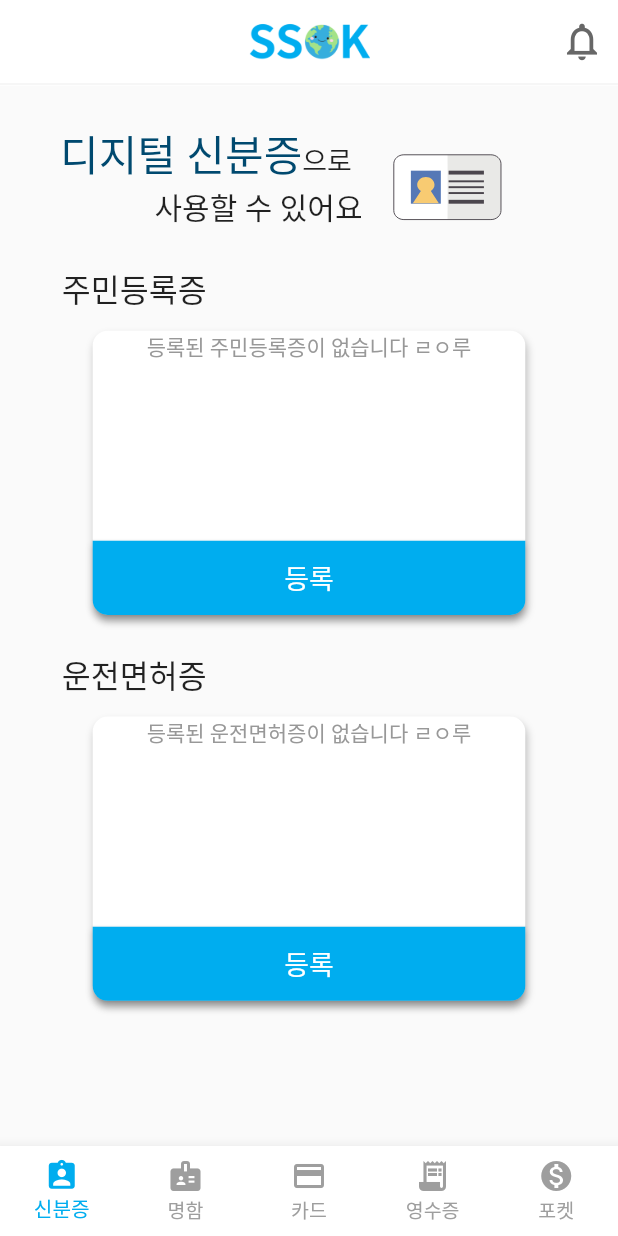
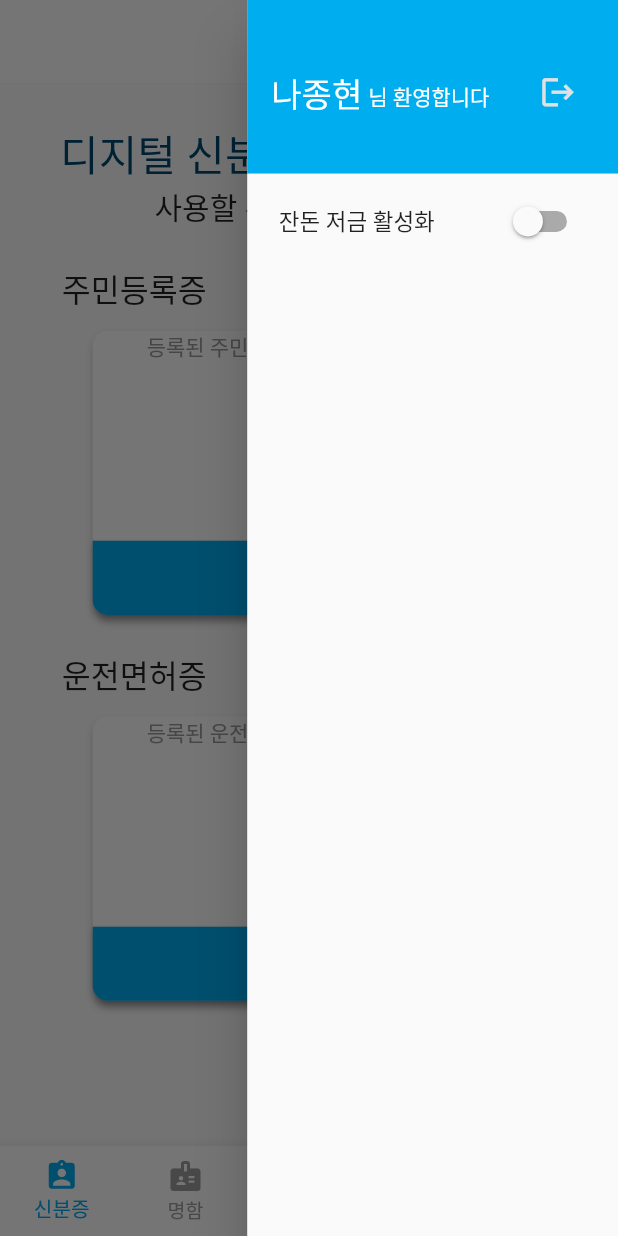
Before and after one commit to byh9811/SSOK, a Flutter app: the MainPage screen opened by its route, with the side drawer open (before the commit the screen has no drawer), on a phone screen of 412 x 824 dp. Run offline on Flutter 3.47's test engine with Material 2 defaults, Android fonts, the phone set to English and light mode, and no system bars; our stand-ins replace dotted_border, file_picker, flutter_blue, flutter_svg, image_picker, local_auth and 3 more; missing offline and left inert: flutter_naver_map, nearby_connections, nfc_manager, remedi_kopo, ripple_wave, shake and 1 more; accounts and stored records are empty; network calls fail.

Commit message:
feat: mainpage에서 drawer바 추가 후  로그아웃 버튼 추가

```diff
--- a/ssok/lib/main.dart
+++ b/ssok/lib/main.dart
@@ -64,7 +64,7 @@ class MyApp extends StatelessWidget {
         '/businesscard/send/bluetooth': (context) =>
             BusinessCardSendBluetoothPage(),
         '/businesscard/receive/bluetooth': (context) =>
-            BusinessCardReceiveBlueToothPage(),
+            BusinessCardReceiveBluetoothPage(),
         '/creditcard/create': (context) => CreditCardCreatePage(),
         '/creditcard/history/list': (context) => CreditCardHistoryListPage(),
         '/receipt/detail': (context) => ReceiptListDetailPage(),
--- a/ssok/lib/screens/main_page.dart
+++ b/ssok/lib/screens/main_page.dart
@@ -1,4 +1,5 @@
 import 'package:flutter/material.dart';
+import 'package:ssok/http/token_manager.dart';
 import 'package:ssok/screens/mainpage/id_page.dart';
 import 'package:ssok/screens/mainpage/business_card_page.dart';
 import 'package:ssok/screens/mainpage/credit_card_page.dart';
@@ -14,7 +15,7 @@ class MainPage extends StatefulWidget {
 
 class _MainPageState extends State<MainPage> {
   int currentIndex = 0; // 현재 보여주려는 index
-
+  bool _isCheckedChanges = false;
   final List<Widget> navPages = [
     // 각 위젯 페이지들
     IDPage(),
@@ -24,21 +25,33 @@ class _MainPageState extends State<MainPage> {
     PocketPage(),
   ];
 
+  final GlobalKey<ScaffoldState> _key = GlobalKey<ScaffoldState>();
+  late TokenManager tokenManager;
+
+  @override
+  void initState() {
+    super.initState();
+    tokenManager = TokenManager();
+  }
+
   @override
   Widget build(BuildContext context) {
     double screenHeight = MediaQuery.of(context).size.height;
-
+    double screenWidth = MediaQuery.of(context).size.width;
     return Scaffold(
+      key: _key,
       appBar: AppBar(
         elevation: 0,
         actions: [
           IconButton(
             icon: Icon(
-              Icons.notifications_none,
+              Icons.menu,
               color: Color(0xFF676767),
               size: 30.0,
             ),
-            onPressed: () {},
+            onPressed: () {
+              _key.currentState?.openEndDrawer();
+            },
           )
         ],
         title: Image.asset(
@@ -55,6 +68,93 @@ class _MainPageState extends State<MainPage> {
             )),
       ),
       body: navPages.elementAt(currentIndex),
+      endDrawer: SizedBox(
+        width: screenWidth * 0.6,
+        child: Drawer(
+          child: ListView(
+            padding: EdgeInsets.zero,
+            children: [
+              SizedBox(
+                height: screenHeight * 0.15,
+                child: DrawerHeader(
+                  decoration: BoxDecoration(
+                    color: Color(0xFF00ADEF),
+                  ),
+                  child: Row(
+                    children: [
+                      Text(
+                        "나종현",
+                        style: TextStyle(fontSize: 22, color: Colors.white),
+                      ),
+                      Padding(
+                        padding: EdgeInsets.only(top: 5.0, left: 4.0),
+                        child: Text(
+                          '님 환영합니다',
+                          style: TextStyle(fontSize: 14, color: Colors.white),
+                        ),
+                      ),
+                      Expanded(
+                        child: Align(
+                          alignment: Alignment.centerRight,
+                          child: IconButton(
+                            onPressed: () async {
+                              final result = await showDialog<String>(
+                                context: context,
+                                builder: (BuildContext context) {
+                                  return AlertDialog(
+                                    title: const Text('로그아웃'),
+                                    content: const Text('로그아웃 하시겠습니까?'),
+                                    actions: [
+                                      TextButton(
+                                        onPressed: () {
+                                          tokenManager.logout();
+                                          Navigator.of(context).pushNamed("/");
+                                        },
+                                        child: const Text('네'),
+                                      ),
+                                      TextButton(
+                                        onPressed: () {
+                                          Navigator.pop(context, '아니오');
+                                        },
+                                        child: const Text('아니오'),
+                                      ),
+                                    ],
+                                  );
+                                },
+                              );
+                              if (result == '네') {}
+                            },
+                            icon: Icon(Icons.logout),
+                            color: Color.fromARGB(255, 225, 225, 225),
+                            iconSize: 25,
+                          ),
+                        ),
+                      ),
+                    ],
+                  ),
+                ),
+              ),
+              Row(
+                mainAxisAlignment: MainAxisAlignment.spaceAround,
+                children: [
+                  Text(
+                    "잔돈 저금 활성화",
+                    style: TextStyle(fontSize: 15),
+                  ),
+                  Switch(
+                    value: _isCheckedChanges,
+                    onChanged: (value) {
+                      setState(() {
+                        _isCheckedChanges = value;
+                      });
+                    },
+                  ),
+                ],
+              ),
+            ],
+          ),
+        ),
+      ),
       bottomNavigationBar: SizedBox(
         height: 60.0,
         child: BottomNavigationBar(
--- a/ssok/lib/widgets/businesscards/registered_business_card.dart
+++ b/ssok/lib/widgets/businesscards/registered_business_card.dart
@@ -25,6 +25,7 @@ class _RegisteredBusinessCardState extends State<RegisteredBusinessCard> {
     if (response.statusCode == 200) {
       final jsonData = jsonDecode(utf8.decode(response.bodyBytes));
       businessCardData = BusinessCardData.fromJson(jsonData['response']);
+
       setState(() {
         myImage = businessCardData.namecardImg;
         myNamecardSeq = businessCardData.namecardSeq;
```
Also changed, not shown: ssok/lib/http/token_manager.dart (+10 -2 lines), ssok/lib/screens/businesscard/business_card_receive_bluetooth_page.dart (+25 -13 lines).
